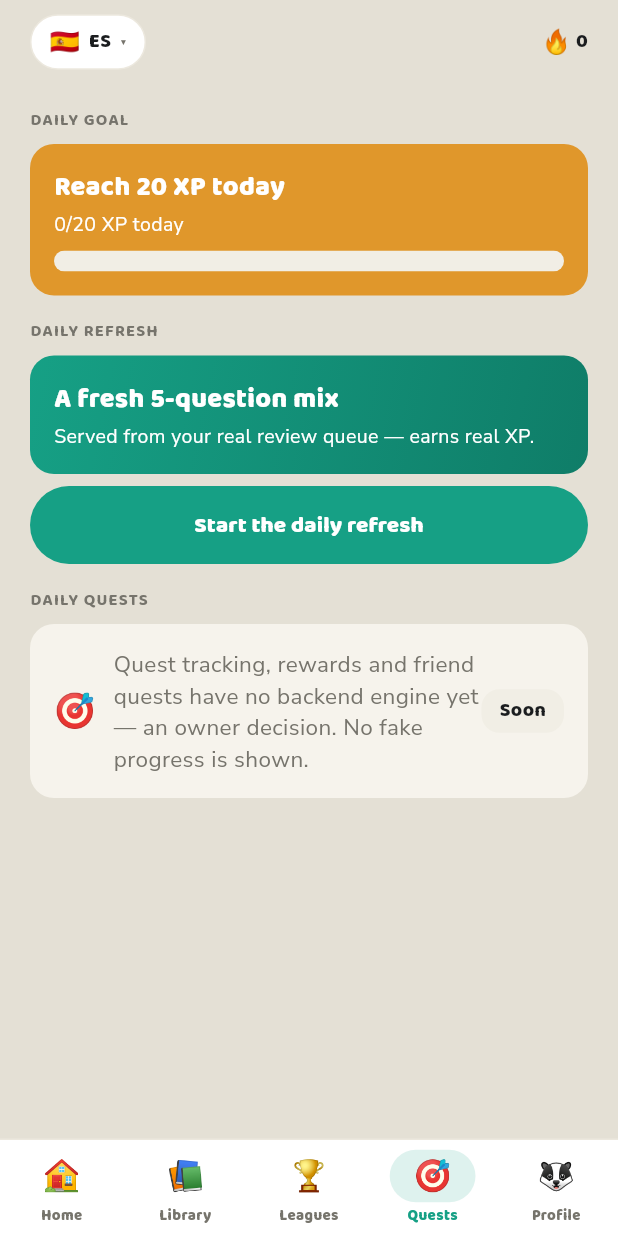
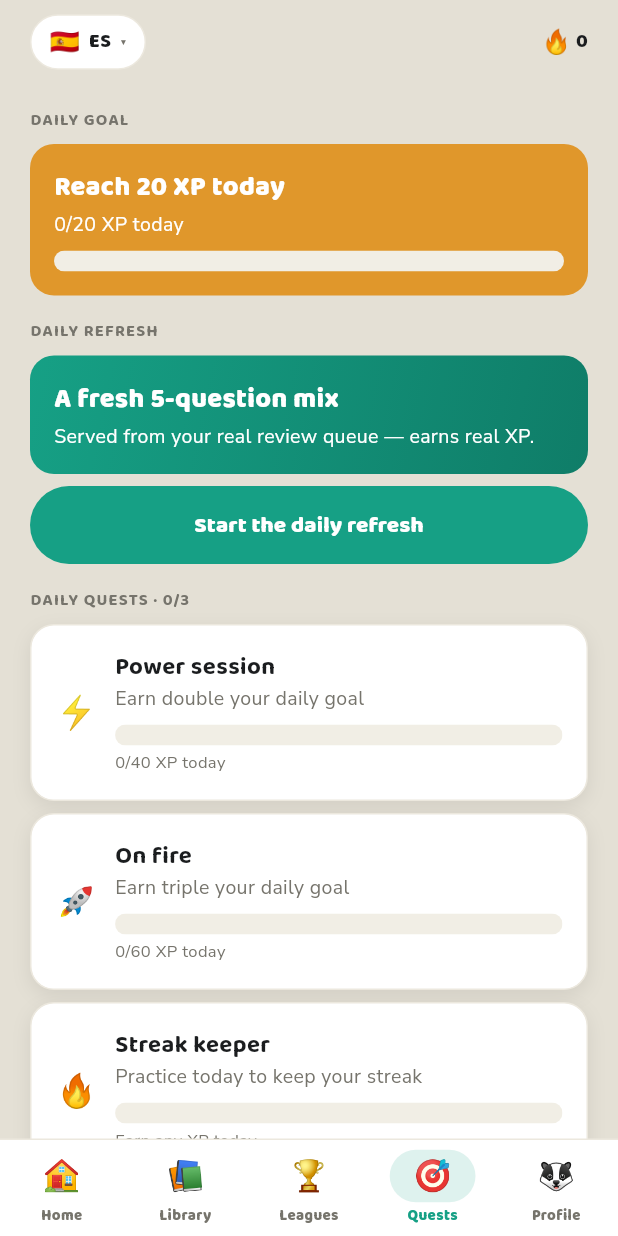
Before and after one commit to globalonlinedeveloper/Project_R, a Flutter app: the QuestsScreen screen opened by its route, on a phone screen of 412 x 824 dp. Run offline on Flutter 3.47's test engine with Material 3 defaults, Android fonts, the phone set to English and light mode, and no system bars; our stand-ins replace flutter_riverpod, freezed_annotation, go_router, shared_preferences, supabase_flutter; accounts and stored records are empty; generated files the repository leaves out were written again.

Commit message:
feat(quests): real daily-quest engine wired to live learner metrics [R-I7]
Replace the Quests 'Daily quests' stub with a pure, deterministic QuestsEngine (achievements-engine pattern): power-session (2x goal), on-fire (3x goal) and streak-keeper, each measured from the learner's REAL xp-today / practised-today. Honest: a fresh day shows quests open with real progress; reward chests, friend quests and a weekly board remain no-engine (owner decision) with no fake rewards. Read-only over the learner + settings providers (no learner_controller change, so no conflict with PR #4). Adds engine + widget tests; RTM R-I7 regenerated. Sandbox gate: scoped analyze clean, 8 new + 2 existing full-app tests green, token-lint + traceability + secret-scan pass. Full analyze/test/build-web are CI-authoritative.

```diff
--- /dev/null
+++ b/lib/features/quests/quests_controller.dart
@@ -0,0 +1,25 @@
+import 'package:flutter_riverpod/flutter_riverpod.dart';
+
+import 'package:ratel/app/app_providers.dart';
+import 'package:ratel/services/quests/quests.dart';
+
+/// Bridges the REAL learner state + the chosen daily goal to the pure
+/// [QuestsEngine] (design spec §4.4 [R-I7]). Recomputes whenever the learner's
+/// XP / streak or the daily-goal setting changes, so the quest board reflects
+/// genuine daily progress — a fresh day shows the quests open with real
+/// progress, never a fabricated board. Read-only over the existing learner +
+/// settings providers (it never mutates them).
+final questsProvider = Provider<List<QuestProgress>>((ref) {
+  final LearnerSnapshot snap = ref.watch(learnerControllerProvider);
+  final int goal = ref.watch(appSettingsControllerProvider).dailyGoal;
+  final QuestStats stats = QuestStats(
+    xpToday: snap.xpToday,
+    streakDays: snap.streakDays,
+    dailyGoal: goal <= 0 ? 1 : goal,
+  );
+  return const QuestsEngine().evaluate(stats);
+});
+
+/// Count of genuinely-completed quests (for the section header).
+final completedQuestsCountProvider = Provider<int>((ref) =>
+    ref.watch(questsProvider).where((QuestProgress p) => p.done).length);
--- a/lib/features/quests/quests_screen.dart
+++ b/lib/features/quests/quests_screen.dart
@@ -4,12 +4,17 @@ import 'package:go_router/go_router.dart';
 
 import 'package:ratel/app/app_providers.dart';
 import 'package:ratel/core/core.dart';
+import 'package:ratel/features/quests/quests_controller.dart';
 import 'package:ratel/services/preferences/app_settings.dart';
+import 'package:ratel/services/quests/quests.dart';
 
-/// Quests tab (🎯) — design spec §4.4. PARTIALLY real: the DAILY GOAL (today's
-/// XP toward the persisted goal) is REAL engine state; DAILY REFRESH routes to
-/// the (pending) lesson runner; quest tracking, rewards and friend quests have
-/// NO engine (§6) and are an honest stub — never faked progress.
+/// Quests tab (🎯) — design spec §4.4 [R-I7]. REAL: the DAILY GOAL (today's XP
+/// toward the persisted goal) and the DAILY QUEST board are pure-engine state
+/// (`QuestsEngine`), measured from the learner's real XP-today / streak — a
+/// fresh day honestly shows the quests open with real progress, never faked.
+/// DAILY REFRESH routes to the real review runner (earns real XP). Reward
+/// chests, friend quests and a weekly leaderboard have NO engine (§6) and are an
+/// honest note — no fake rewards.
 class QuestsScreen extends ConsumerWidget {
   const QuestsScreen({super.key});
 
@@ -19,6 +24,9 @@ class QuestsScreen extends ConsumerWidget {
     final AppSettings settings = ref.watch(appSettingsControllerProvider);
     final int goal = settings.dailyGoal <= 0 ? 1 : settings.dailyGoal;
     final double goalVal = (snap.xpToday / goal).clamp(0.0, 1.0);
+    final List<QuestProgress> quests = ref.watch(questsProvider);
+    final int questsDone =
+        quests.where((QuestProgress p) => p.done).length;
     return Container(
       key: const ValueKey<String>('tab-quests'),
       color: RatelColors.cream,
@@ -91,25 +99,29 @@ class QuestsScreen extends ConsumerWidget {
                       label: 'Start the daily refresh',
                       onPressed: () => context.push('/daily-quiz')),
                   const SizedBox(height: RatelSpace.lg),
-                  const RatelSectionHeader(label: 'Daily quests'),
+                  RatelSectionHeader(
+                      label: 'Daily quests · $questsDone/${quests.length}'),
                   const SizedBox(height: RatelSpace.sm),
-                  RatelCard(
+                  for (final QuestProgress q in quests) ...<Widget>[
+                    _QuestTile(progress: q),
+                    const SizedBox(height: RatelSpace.sm),
+                  ],
+                  const RatelCard(
                     color: RatelColors.cream2,
                     child: Row(
                       children: <Widget>[
-                        const Text('🎯', style: TextStyle(fontSize: 22)),
-                        const SizedBox(width: RatelSpace.md),
-                        const Expanded(
+                        Text('🎁', style: TextStyle(fontSize: 22)),
+                        SizedBox(width: RatelSpace.md),
+                        Expanded(
                             child: Text(
-                                'Quest tracking, rewards and friend quests have '
-                                'no backend engine yet — an owner decision. No '
-                                'fake progress is shown.',
+                                'Quests track your real daily progress. Reward '
+                                'chests, friend quests and a weekly leaderboard '
+                                'need a backend economy — an owner decision (§6). '
+                                'No fake rewards are shown.',
                                 style: TextStyle(
                                     fontFamily: RatelFont.body,
-                                    fontSize: RatelType.body,
+                                    fontSize: RatelType.small,
                                     color: RatelColors.muted))),
-                        const RatelChip(
-                            label: 'Soon', tone: RatelChipTone.neutral),
                       ],
                     ),
                   ),
@@ -122,3 +134,59 @@ class QuestsScreen extends ConsumerWidget {
     );
   }
 }
+
+/// One real daily quest: emoji, title, honest progress bar + current/target.
+class _QuestTile extends StatelessWidget {
+  const _QuestTile({required this.progress});
+
+  final QuestProgress progress;
+
+  @override
+  Widget build(BuildContext context) {
+    final bool done = progress.done;
+    final Quest q = progress.quest;
+    final String detail = q.metric == QuestMetric.practicedToday
+        ? (done ? 'Practised today — streak safe' : 'Earn any XP today')
+        : '${progress.current}/${progress.target} XP today';
+    return RatelCard(
+      child: Row(
+        children: <Widget>[
+          Text(q.emoji, style: const TextStyle(fontSize: 22)),
+          const SizedBox(width: RatelSpace.md),
+          Expanded(
+            child: Column(
+              crossAxisAlignment: CrossAxisAlignment.start,
+              children: <Widget>[
+                Text(q.title,
+                    style: const TextStyle(
+                        fontFamily: RatelFont.display,
+                        fontWeight: RatelType.semiBold,
+                        fontSize: RatelType.bodyLg,
+                        color: RatelColors.ink)),
+                Text(q.description,
+                    style: const TextStyle(
+                        fontFamily: RatelFont.body,
+                        fontSize: RatelType.small,
+                        color: RatelColors.muted)),
+                const SizedBox(height: RatelSpace.sm),
+                RatelProgressBar(
+                    value: progress.fraction,
+                    color: done ? RatelColors.green : RatelColors.teal),
+                const SizedBox(height: 4),
+                Text(detail,
+                    style: const TextStyle(
+                        fontFamily: RatelFont.body,
+                        fontSize: RatelType.caption,
+                        color: RatelColors.muted)),
+              ],
+            ),
+          ),
+          if (done) ...<Widget>[
+            const SizedBox(width: RatelSpace.sm),
+            const Text('✅', style: TextStyle(fontSize: 18)),
+          ],
+        ],
+      ),
+    );
+  }
+}
--- /dev/null
+++ b/lib/services/quests/quests.dart
@@ -0,0 +1,138 @@
+/// Pure, deterministic DAILY-quest engine (design spec §4.4 / §6 "quests"
+/// [R-I7]). Every quest is measured from the learner's REAL session metrics —
+/// the XP earned today and whether they have practised today — so a fresh day
+/// honestly shows the quests open with real progress, and a quest completes
+/// only when it has genuinely been earned. No fabricated progress and no hidden
+/// state: this engine holds no clock, exactly like the [AchievementsEngine] and
+/// the other lib/services learning engines (the daily reset + the durable
+/// cross-restart store are the same flagged go-live wiring as every other R-O1
+/// counter). Quest REWARDS beyond the XP already earned (💎 diamonds, reward
+/// chests, friend quests) have NO engine yet — an owner decision (§6), and are
+/// never faked here.
+library;
+
+/// The REAL daily metrics a quest is measured against.
+class QuestStats {
+  const QuestStats({
+    required this.xpToday,
+    required this.streakDays,
+    required this.dailyGoal,
+  });
+
+  /// XP genuinely earned today (resets at the day boundary — go-live wiring).
+  final int xpToday;
+
+  /// Current day-streak length (used for the streak quest's copy).
+  final int streakDays;
+
+  /// The learner's chosen daily XP goal (Casual 10 … Intense 50).
+  final int dailyGoal;
+
+  static const QuestStats zero =
+      QuestStats(xpToday: 0, streakDays: 0, dailyGoal: 20);
+}
+
+/// Which REAL signal a quest reads.
+enum QuestMetric {
+  /// Progress = XP earned today; target = a multiple of the daily goal.
+  xpToday,
+
+  /// Progress = 1 once any XP has been earned today (keeps the streak alive).
+  practicedToday,
+}
+
+/// A daily-quest definition — an honest target over one real daily metric.
+class Quest {
+  const Quest({
+    required this.id,
+    required this.emoji,
+    required this.title,
+    required this.description,
+    required this.metric,
+    this.goalMultiple = 1,
+  });
+
+  final String id;
+  final String emoji;
+  final String title;
+  final String description;
+  final QuestMetric metric;
+
+  /// For [QuestMetric.xpToday] the target is `goalMultiple * dailyGoal`.
+  final int goalMultiple;
+}
+
+/// One evaluated quest: the learner's current value vs the target.
+class QuestProgress {
+  const QuestProgress(this.quest, this.current, this.target);
+
+  final Quest quest;
+  final int current;
+  final int target;
+
+  bool get done => current >= target;
+
+  /// Progress toward the target, clamped to [0, 1].
+  double get fraction {
+    if (target <= 0) {
+      return 1;
+    }
+    return (current / target).clamp(0.0, 1.0).toDouble();
+  }
+}
+
+/// The clockless daily-quest engine.
+class QuestsEngine {
+  const QuestsEngine();
+
+  /// Daily quest board — every entry reads a REAL daily metric. The standalone
+  /// "Daily goal" card on the Quests screen already covers the 1× goal, so
+  /// these are the stretch + streak quests. League / friend / reward-economy
+  /// quests are deliberately absent (they have no engine, §6).
+  static const List<Quest> catalogue = <Quest>[
+    Quest(
+      id: 'power_session',
+      emoji: '⚡',
+      title: 'Power session',
+      description: 'Earn double your daily goal',
+      metric: QuestMetric.xpToday,
+      goalMultiple: 2,
+    ),
+    Quest(
+      id: 'on_fire',
+      emoji: '🚀',
+      title: 'On fire',
+      description: 'Earn triple your daily goal',
+      metric: QuestMetric.xpToday,
+      goalMultiple: 3,
+    ),
+    Quest(
+      id: 'streak_keeper',
+      emoji: '🔥',
+      title: 'Streak keeper',
+      description: 'Practice today to keep your streak',
+      metric: QuestMetric.practicedToday,
+    ),
+  ];
+
+  int _current(Quest q, QuestStats s) => switch (q.metric) {
+        QuestMetric.xpToday => s.xpToday,
+        QuestMetric.practicedToday => s.xpToday > 0 ? 1 : 0,
+      };
+
+  int _target(Quest q, QuestStats s) => switch (q.metric) {
+        QuestMetric.xpToday =>
+          (q.goalMultiple * s.dailyGoal) < 1 ? 1 : q.goalMultiple * s.dailyGoal,
+        QuestMetric.practicedToday => 1,
+      };
+
+  /// Evaluate the whole board against the learner's real [stats].
+  List<QuestProgress> evaluate(QuestStats stats) => <QuestProgress>[
+        for (final Quest q in catalogue)
+          QuestProgress(q, _current(q, stats), _target(q, stats)),
+      ];
+
+  /// How many quests are genuinely completed.
+  int completedCount(QuestStats stats) =>
+      evaluate(stats).where((QuestProgress p) => p.done).length;
+}
```
Also changed, not shown: 3 other files.
